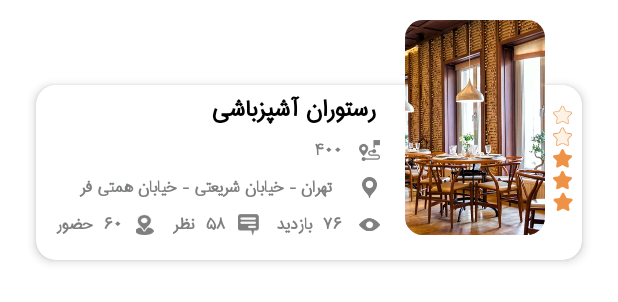
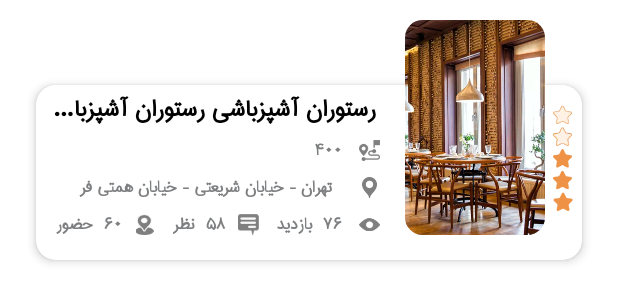
Before and after one commit to RadmanPooya/KavinooAndroid, an Android app: the layout places_item.xml on its own in the app's theme, with its tools: preview values and no code run, on a phone screen of 412 x 824 dp. Shown: the top 302 px of the screen. Run offline under Robolectric (Android 15) with nearby library versions, the phone set to English and light mode, and no system bars; network calls fail.

Commit message:
fix bug - place title

```diff
--- a/app/src/main/res/layout/places_item.xml
+++ b/app/src/main/res/layout/places_item.xml
@@ -29,13 +29,15 @@
     </androidx.constraintlayout.widget.ConstraintLayout>
 
     <LinearLayout
-        android:layout_width="wrap_content"
+        android:layout_width="0dp"
         android:layout_height="wrap_content"
         android:gravity="end"
         android:orientation="vertical"
         android:layout_marginTop="@dimen/_9sdp"
+        android:layout_marginStart="@dimen/_8sdp"
         app:layout_constraintBottom_toBottomOf="@+id/image_place_main_card_view"
         app:layout_constraintEnd_toStartOf="@+id/image_place_main_card_view"
+        app:layout_constraintStart_toStartOf="@+id/places_details_card_view"
         app:layout_constraintTop_toTopOf="@id/places_details_card_view">
 
         <TextView
@@ -46,7 +48,7 @@
             android:layout_marginEnd="@dimen/_15sdp"
             android:ellipsize="end"
             android:maxLines="1"
-            android:text="رستوران آشپزباشی"
+            android:text="رستوران آشپزباشی رستوران آشپزباشی رستوران آشپزباشی"
             android:textColor="#000000"
             android:textSize="@dimen/_15ssp"
             android:textStyle="bold" />
```
